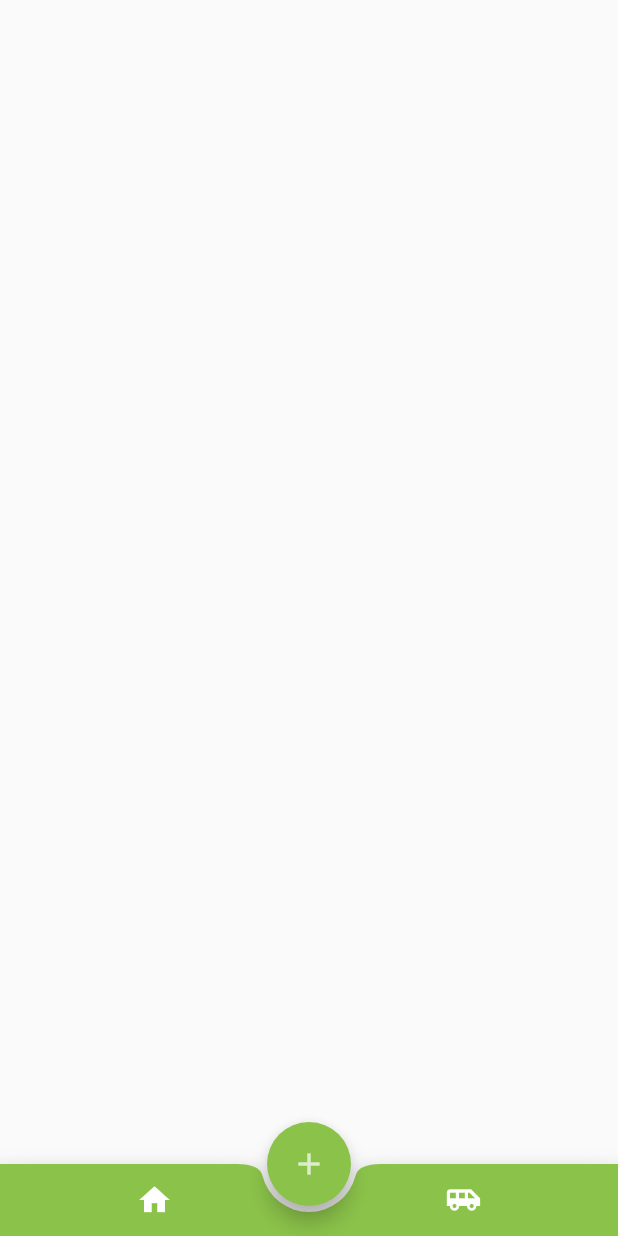
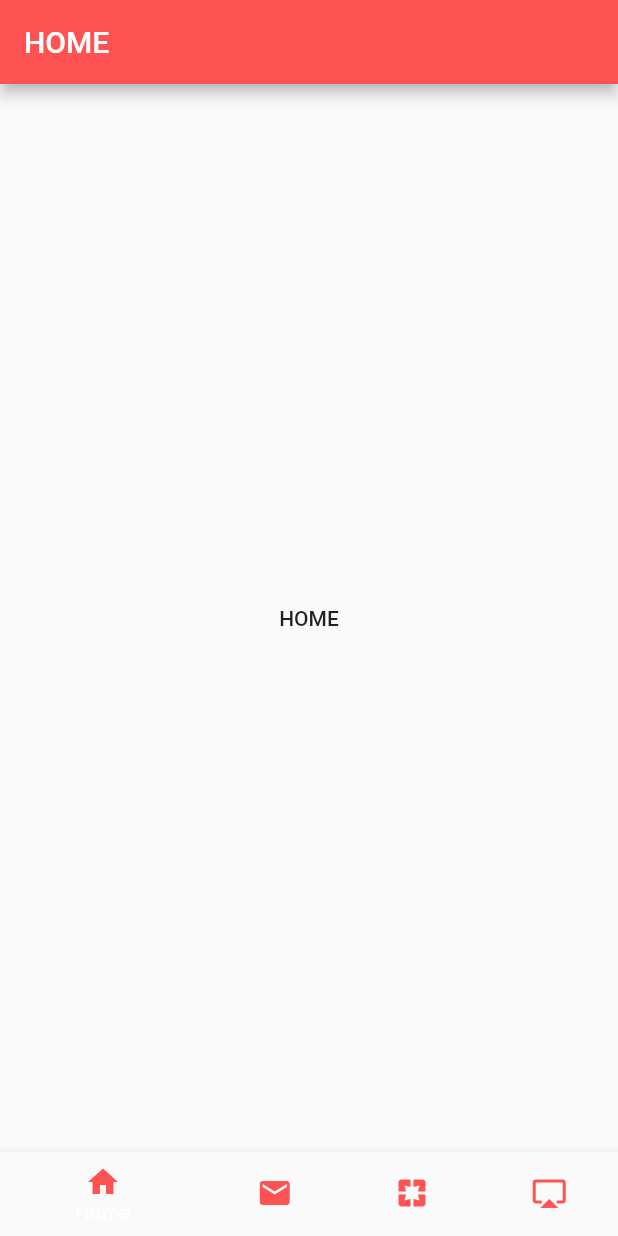
Before and after one commit to TennyQianghuacong/flutter_widget_learning, a Flutter app: the screen it shows after launch, on a phone screen of 412 x 824 dp. Run offline on Flutter 3.47's test engine with Material 2 defaults, Android fonts, the phone set to English and light mode, and no system bars.

Commit message:
Stateful的界面

```diff
--- a/lib/bottom_navigation/bottom_navigation_widget.dart
+++ b/lib/bottom_navigation/bottom_navigation_widget.dart
@@ -1,9 +1,8 @@
 import 'package:flutter/material.dart';
 
-import 'screen.dart';
+import 'package:flutter_widget_learning/screen/screen.dart';
 
-class BNApp extends StatelessWidget{
-
+class BNApp extends StatelessWidget {
   @override
   Widget build(BuildContext context) {
     return MaterialApp(
@@ -12,20 +11,16 @@ class BNApp extends StatelessWidget{
       home: BottomNavigationWidget(),
     );
   }
-
 }
 
-class BottomNavigationWidget extends StatefulWidget{
-
+class BottomNavigationWidget extends StatefulWidget {
   @override
   State<BottomNavigationWidget> createState() {
     return _BottomNavigationWidgetState();
   }
-
 }
 
-class _BottomNavigationWidgetState extends State<BottomNavigationWidget>{
-
+class _BottomNavigationWidgetState extends State<BottomNavigationWidget> {
   final _navigationColor = Colors.redAccent;
   int _currentIndex = 0;
   List<Widget> list = List();
@@ -33,10 +28,10 @@ class _BottomNavigationWidgetState extends State<BottomNavigationWidget>{
   @override
   void initState() {
     list
-    ..add(Screen(text: 'HOME', appColor: _navigationColor,))
-    ..add(Screen(text: 'EMAIL', appColor: _navigationColor))
-    ..add(Screen(text: 'PAGES', appColor: _navigationColor))
-    ..add(Screen(text: 'AIRPLAY', appColor: _navigationColor));
+      ..add(EachView(title: 'HOME', color: _navigationColor,))
+      ..add(EachView(title: 'EMAIL', color: _navigationColor))
+      ..add(EachView(title: 'PAGES', color: _navigationColor))
+      ..add(EachView(title: 'AIRPLAY', color: _navigationColor));
     super.initState();
   }
 
@@ -47,55 +42,50 @@ class _BottomNavigationWidgetState extends State<BottomNavigationWidget>{
       bottomNavigationBar: BottomNavigationBar(
         type: BottomNavigationBarType.shifting,
         currentIndex: _currentIndex,
-        onTap: (int index){
+        onTap: (int index) {
           setState(() {
             _currentIndex = index;
           });
         },
         items: [
           BottomNavigationBarItem(
-            icon:Icon(
-              Icons.home,
-              color: _navigationColor,
-            ),
-            title:Text(
-              'Home',
-              style: TextStyle(color: _navigationColor),
-            )
-          ),
+              icon: Icon(
+                Icons.home,
+                color: _navigationColor,
+              ),
+              title: Text(
+                'Home',
+                style: TextStyle(color: _navigationColor),
+              )),
           BottomNavigationBarItem(
-              icon:Icon(
+              icon: Icon(
                 Icons.email,
                 color: _navigationColor,
               ),
-              title:Text(
+              title: Text(
                 'Email',
                 style: TextStyle(color: _navigationColor),
-              )
-          ),
+              )),
           BottomNavigationBarItem(
-              icon:Icon(
+              icon: Icon(
                 Icons.pages,
                 color: _navigationColor,
               ),
-              title:Text(
+              title: Text(
                 'Pages',
                 style: TextStyle(color: _navigationColor),
-              )
-          ),
+              )),
           BottomNavigationBarItem(
-              icon:Icon(
+              icon: Icon(
                 Icons.airplay,
                 color: _navigationColor,
               ),
-              title:Text(
+              title: Text(
                 'AirPlay',
                 style: TextStyle(color: _navigationColor),
-              )
-          ),
+              )),
         ],
       ),
     );
   }
-
 }
--- a/lib/irregular_bottom_navigation/irregular_bottom_navigation_widget.dart
+++ b/lib/irregular_bottom_navigation/irregular_bottom_navigation_widget.dart
@@ -41,12 +41,12 @@ class _IrregularBottomNavigationWidgetState
           children: <Widget>[
             IconButton(
               icon: Icon(Icons.home),
-              color: Colors.white,
+              color: Colors.white70,
               onPressed: () {},
             ),
             IconButton(
-              icon: Icon(Icons.airport_shuttle),
-              color: Colors.white,
+              icon: Icon(Icons.airplay),
+              color: Colors.white70,
               onPressed: () {},
             )
           ],
--- a/lib/main.dart
+++ b/lib/main.dart
@@ -3,7 +3,7 @@ import 'package:flutter/material.dart';
 import 'bottom_navigation/bottom_navigation_widget.dart';
 import 'irregular_bottom_navigation/irregular_bottom_navigation_widget.dart';
 
-void main() => runApp(IBNApp());
+void main() => runApp(BNApp());
 
 class MyApp extends StatelessWidget {
 
--- /dev/null
+++ b/lib/screen/screen.dart
@@ -0,0 +1,54 @@
+import 'package:flutter/material.dart';
+
+class Screen extends StatelessWidget {
+  final String text;
+  final Color appColor;
+
+  const Screen({Key key, this.text, this.appColor}) : super(key: key);
+
+  @override
+  Widget build(BuildContext context) {
+    return Scaffold(
+      appBar: AppBar(
+        title: Text(text),
+        backgroundColor: appColor != null ? appColor : Colors.blue,
+      ),
+      body: Center(
+        child: Text(text),
+      ),
+    );
+  }
+}
+
+class EachView extends StatefulWidget{
+
+  final String title;
+  final Color color;
+
+  const EachView({Key key, this.title, this.color}) : super(key: key);
+
+  @override
+  State<EachView> createState() {
+    return _EachViewState();
+  }
+
+}
+
+class _EachViewState extends State<EachView>{
+
+  @override
+  Widget build(BuildContext context) {
+    return Scaffold(
+      appBar: AppBar(
+        title: Text(widget.title),
+        backgroundColor: widget.color,
+      ),
+      body: Center(
+        child: Text(
+          widget.title, style: TextStyle(fontWeight: FontWeight.w500),
+        ),
+      ),
+    );
+  }
+
+}
```
Also changed, not shown: lib/bottom_navigation/screen.dart (deleted, +0 -21 lines).
